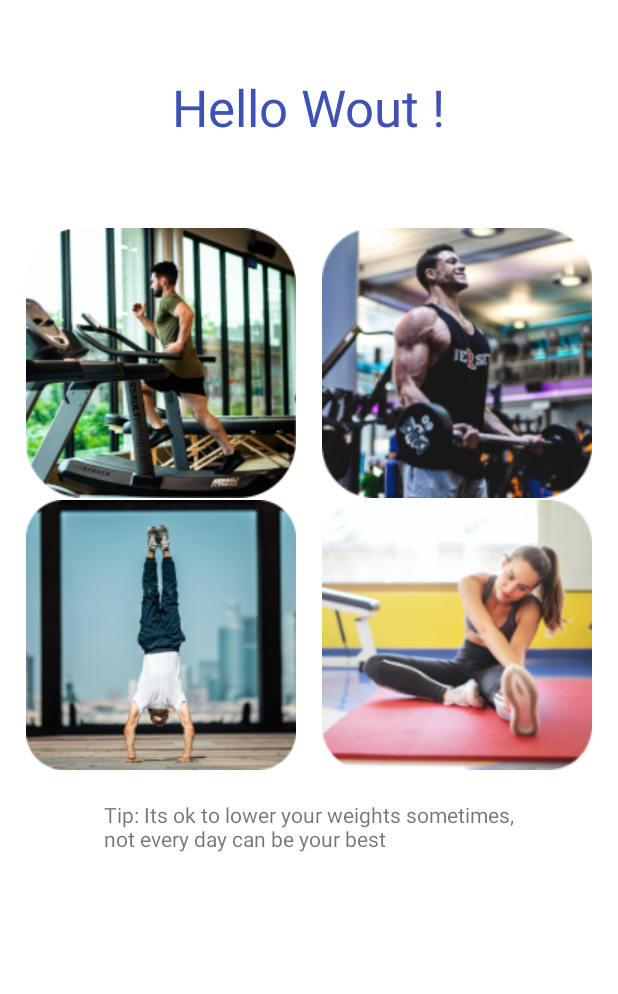
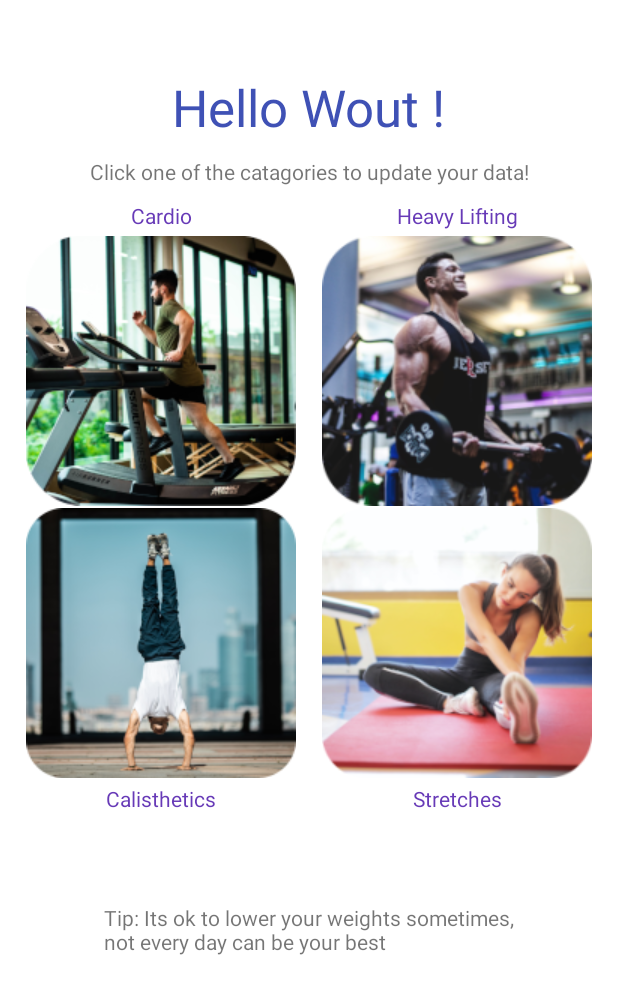
Before and after one commit to wekkes123/FitnessApp, an Android app: the screen it shows after launch (Categories), after a tap on "DEBUG", on a phone screen of 412 x 824 dp. Shown: the top 994 px of the screen. Run offline under Robolectric (Android 15) with nearby library versions, the phone set to English and light mode, and no system bars; our stand-ins replace Volley; network calls fail.

Commit message:
Heav fixed

```diff
--- a/app/src/main/java/be/kuleuven/fitnessapp/classes/ActivityC/Categories.java
+++ b/app/src/main/java/be/kuleuven/fitnessapp/classes/ActivityC/Categories.java
@@ -49,10 +49,14 @@ public class Categories extends AppCompatActivity {
         Heavy_lifting = (ImageButton) findViewById(R.id.second_exercise);
         Calesthetics = (ImageButton)findViewById(R.id.third_exercise);
         Stretches = (ImageButton) findViewById(R.id.fourth_exercise);
+        randomTip();
+    }
+
+
+    public void randomTip(){
         int i = ThreadLocalRandom.current().nextInt(0, tip.length);
         tips.setText(tip[i]);
     }
-
 
     public void onExerciseClicked ()
     {
--- a/app/src/main/java/be/kuleuven/fitnessapp/classes/ActivityC/Exercise.java
+++ b/app/src/main/java/be/kuleuven/fitnessapp/classes/ActivityC/Exercise.java
@@ -149,11 +149,11 @@ public class Exercise extends AppCompatActivity implements
         else if(Arrays.asList(Heav).contains(exer)){
             Action.initializeTables();
             insert1.setHint("Weight(Kg)");
-            insert2.setHint("Reps");
+            insert2.setHint("Reps to add");
         }
         else if(Arrays.asList(Cali).contains(exer)){
             Action.initializeTables();
-            insert2.setHint("Reps");
+            insert2.setHint("Reps to add");
         }
         else if(title.equals("Stretches")){
             titleText.setText(exer);
--- a/app/src/main/java/be/kuleuven/fitnessapp/classes/Models/ExersizeAction.java
+++ b/app/src/main/java/be/kuleuven/fitnessapp/classes/Models/ExersizeAction.java
@@ -54,8 +54,6 @@ public class ExersizeAction {
     public interface ECallback3{
         void onSucces();
     }
-
-    public interface EmptyCallback{}
 
     public void checkForTables(final ExersizeAction.ECallback callBack, String exr){
         RequestQueue requestqueue = Volley.newRequestQueue(ExersizeC);
--- a/app/src/main/res/layout/activity_categories.xml
+++ b/app/src/main/res/layout/activity_categories.xml
@@ -5,6 +5,28 @@
     android:layout_width="match_parent"
     android:layout_height="match_parent"
     tools:context=".classes.ActivityC.Categories">
+
+    <TextView
+        android:id="@+id/textView7"
+        android:layout_width="wrap_content"
+        android:layout_height="wrap_content"
+        android:layout_marginTop="4dp"
+        android:text="@string/calisthetics"
+        android:textColor="#673AB7"
+        app:layout_constraintEnd_toEndOf="@+id/third_exercise"
+        app:layout_constraintStart_toStartOf="@+id/third_exercise"
+        app:layout_constraintTop_toBottomOf="@+id/third_exercise" />
+
+    <TextView
+        android:id="@+id/textView5"
+        android:layout_width="wrap_content"
+        android:layout_height="wrap_content"
+        android:layout_marginTop="10dp"
+        android:text="@string/heavy_lifting"
+        android:textColor="#673AB7"
+        app:layout_constraintEnd_toEndOf="@+id/second_exercise"
+        app:layout_constraintStart_toStartOf="@+id/second_exercise"
+        app:layout_constraintTop_toBottomOf="@+id/textView" />
 
     <TextView
         android:id="@+id/welcomeTxt"
@@ -24,7 +46,7 @@
         android:id="@+id/first_exercise"
         android:layout_width="wrap_content"
         android:layout_height="wrap_content"
-        android:layout_marginTop="152dp"
+        android:layout_marginTop="4dp"
         android:adjustViewBounds="true"
         android:background="@null"
         android:contentDescription="@string/todo"
@@ -33,7 +55,7 @@
         app:layout_constraintEnd_toStartOf="@+id/second_exercise"
         app:layout_constraintHorizontal_bias="0.5"
         app:layout_constraintStart_toStartOf="parent"
-        app:layout_constraintTop_toTopOf="parent"
+        app:layout_constraintTop_toBottomOf="@+id/textView3"
         app:srcCompat="@drawable/cardio2"
         tools:ignore="SpeakableTextPresentCheck,DuplicateSpeakableTextCheck" />
 
@@ -41,7 +63,7 @@
         android:id="@+id/second_exercise"
         android:layout_width="wrap_content"
         android:layout_height="wrap_content"
-        android:layout_marginTop="152dp"
+        android:layout_marginTop="4dp"
         android:adjustViewBounds="true"
         android:background="@null"
         android:contentDescription="@string/todo"
@@ -50,7 +72,7 @@
         app:layout_constraintEnd_toEndOf="parent"
         app:layout_constraintHorizontal_bias="0.5"
         app:layout_constraintStart_toEndOf="@+id/first_exercise"
-        app:layout_constraintTop_toTopOf="parent"
+        app:layout_constraintTop_toBottomOf="@+id/textView5"
         app:srcCompat="@drawable/heavylifting2"
         tools:ignore="SpeakableTextPresentCheck" />
 
@@ -144,10 +166,42 @@
         android:id="@+id/tips"
         android:layout_width="wrap_content"
         android:layout_height="wrap_content"
-        android:layout_marginTop="20dp"
+        android:layout_marginTop="60dp"
         android:maxWidth="274dp"
         app:layout_constraintEnd_toEndOf="parent"
         app:layout_constraintStart_toStartOf="parent"
+        app:layout_constraintTop_toBottomOf="@+id/textView8" />
+
+    <TextView
+        android:id="@+id/textView"
+        android:layout_width="wrap_content"
+        android:layout_height="wrap_content"
+        android:layout_marginTop="5dp"
+        android:text="@string/click_one_of_the_catagories_to_update_your_data"
+        app:layout_constraintEnd_toEndOf="parent"
+        app:layout_constraintStart_toStartOf="parent"
+        app:layout_constraintTop_toBottomOf="@+id/welcomeTxt" />
+
+    <TextView
+        android:id="@+id/textView3"
+        android:layout_width="wrap_content"
+        android:layout_height="wrap_content"
+        android:layout_marginTop="10dp"
+        android:text="@string/cardio"
+        android:textColor="#673AB7"
+        app:layout_constraintEnd_toEndOf="@+id/first_exercise"
+        app:layout_constraintStart_toStartOf="@+id/first_exercise"
+        app:layout_constraintTop_toBottomOf="@+id/textView" />
+
+    <TextView
+        android:id="@+id/textView8"
+        android:layout_width="wrap_content"
+        android:layout_height="wrap_content"
+        android:layout_marginTop="4dp"
+        android:text="@string/streches"
+        android:textColor="#673AB7"
+        app:layout_constraintEnd_toEndOf="@+id/fourth_exercise"
+        app:layout_constraintStart_toStartOf="@+id/fourth_exercise"
         app:layout_constraintTop_toBottomOf="@+id/fourth_exercise" />
 
 </androidx.constraintlayout.widget.ConstraintLayout>
--- a/app/src/main/res/values/strings.xml
+++ b/app/src/main/res/values/strings.xml
@@ -34,4 +34,5 @@
     <string name="Strech6">Sit with bent knees and your feet flat on the floor in front of your hips.\n\nPlace your hands on the floor behind you with your fingers facing away from your body.\n\nEvenly distribute your weight between your feet, buttocks, and arms.\n\nSlowly scoot your buttocks forward, toward your feet, without moving your hands.\n\nHold this position for up to 30 seconds.\n\nReturn to the starting position and relax for a few moments.</string>
     <string name="Strech7">Kneel on your left knee. Place your right foot flat on the floor in front of you, knee bent.\n\nLean forward, stretching your left hip toward the floor.\n\nSqueeze your butt; this will allow you to stretch your hip flexor even more.\n\nHold for 30 seconds to 2 minutes.\n\nSwitch sides and repeat.</string>
     <string name="insert_playlist_link_and_update">Insert playlist link and Update!</string>
+    <string name="click_one_of_the_catagories_to_update_your_data">Click one of the catagories to update your data!</string>
 </resources>
```
